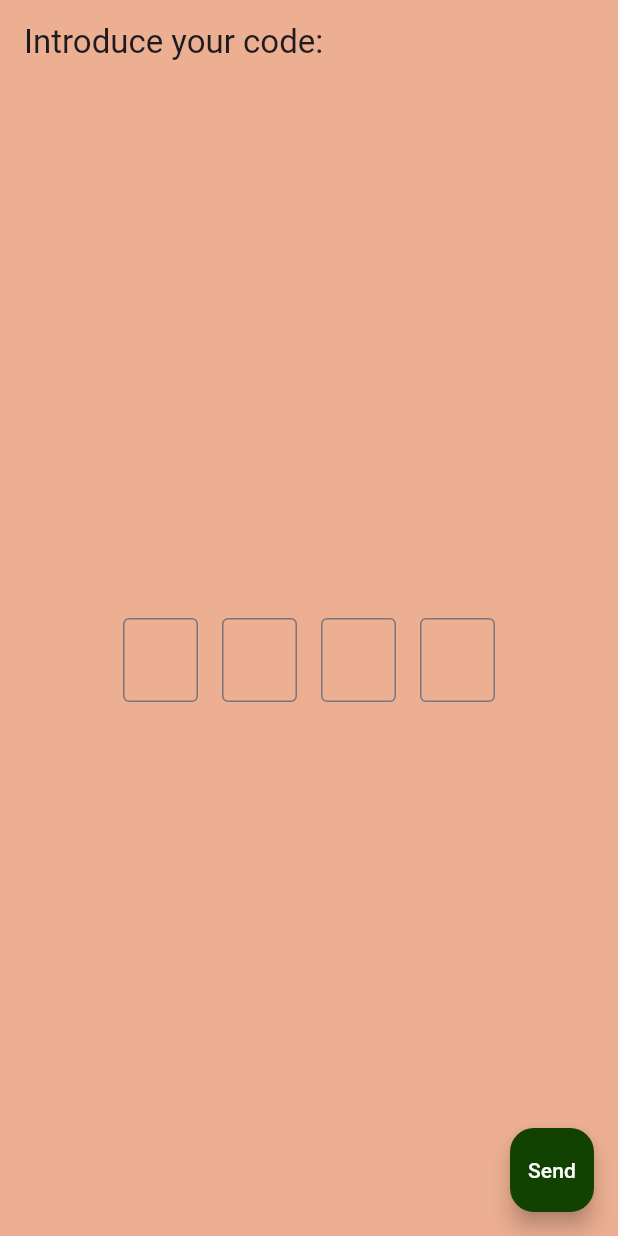
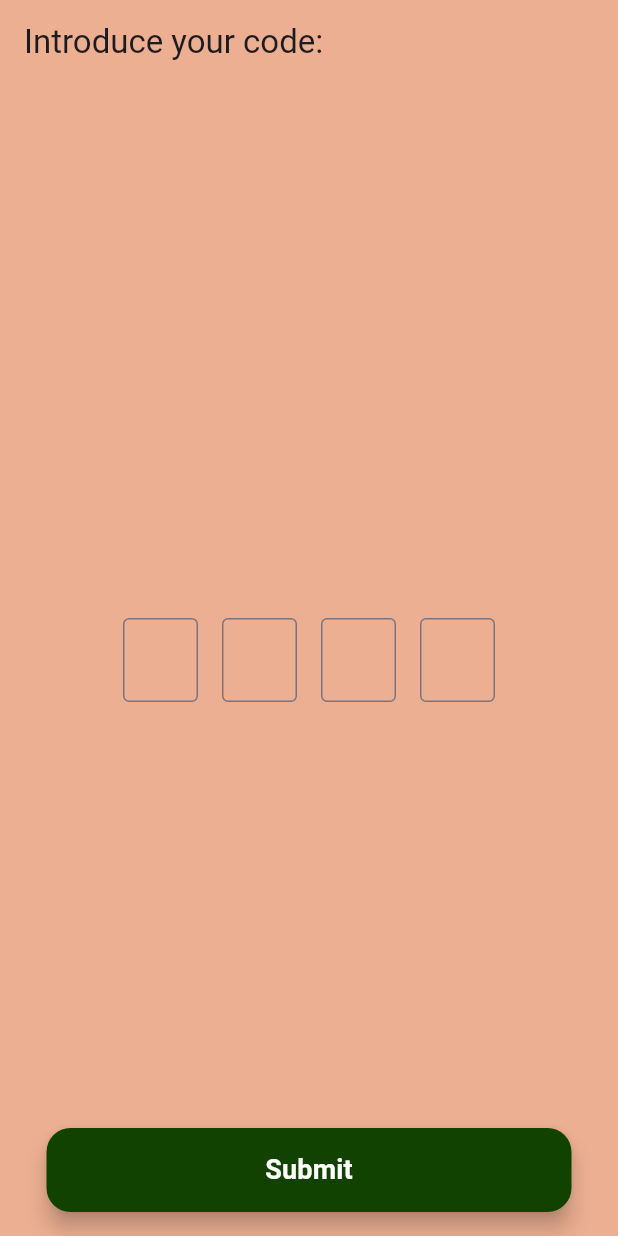
Before and after one commit to lara-vel-dev/nenemi, a Flutter app: the screen it shows after launch, after a tap on "Login", on a phone screen of 412 x 824 dp. Run offline on Flutter 3.47's test engine with Material 3 defaults, Android fonts, the phone set to English and light mode, and no system bars.

Commit message:
(Add) Widget styles

```diff
--- a/lib/CodeScreen/waiting_lobby.dart
+++ b/lib/CodeScreen/waiting_lobby.dart
@@ -3,6 +3,8 @@ import 'dart:async';
 import 'package:flutter/material.dart';
 
 import '../TourScreen/TourScreen.dart';
+
+import '../styles/button.dart';
 
 class LobbyPage extends StatelessWidget {
   @override
@@ -84,6 +86,7 @@ class _WaitingRoomScreenState extends State<WaitingRoomScreen> {
           ),
           SizedBox(height: 50),
           ElevatedButton(
+            style: buttonPrimary,
             onPressed: navigateToNextScreen,
             child: Text("Skip other participants and start"),
           ),
--- a/lib/pages/CodeScreen/code_screen_input.dart
+++ b/lib/pages/CodeScreen/code_screen_input.dart
@@ -87,14 +87,22 @@ class _NumericCodeScreenState extends State<NumericCodeScreen> {
           ),
         ),
       ),
-      floatingActionButton: FloatingActionButton(
-        backgroundColor: Color.fromARGB(255, 17, 66, 2),
-        onPressed: _submitCode,
-        child: const Text(
-          "Send",
-          style: TextStyle(color: Colors.white),
-        ),
+      floatingActionButton: Container(
+        width: 350,
+        child: SizedBox.fromSize(
+            child: FloatingActionButton(
+                foregroundColor: Colors.white,
+                backgroundColor: Color.fromARGB(255, 17, 66, 2),
+                onPressed: _submitCode,
+                child: Text(
+                  "Submit",
+                  style: TextStyle(
+                    fontWeight: FontWeight.bold,
+                    fontSize: 18
+                  ),
+                ))),
       ),
+      floatingActionButtonLocation: FloatingActionButtonLocation.centerFloat,
     );
   }
 }
--- a/lib/pages/LoginScreen/login.dart
+++ b/lib/pages/LoginScreen/login.dart
@@ -18,13 +18,24 @@ class Login extends StatelessWidget {
           child: Column(
             mainAxisAlignment: MainAxisAlignment.center,
             children: [
-              const SizedBox(height: 50),
+              const SizedBox(height: 150),
 
               // logo
-              const Image(image: AssetImage('assets/images/login/logo-green.png')),
+              // const Icon(
+              //   Icons.lock,
+              //   size: 50,
+              // ),
+
+              const SizedBox(height: 20),
+              Text(
+                "LOGIN",
+                style: TextStyle(
+                    color: Colors.black,
+                    fontSize: 30,
+                    fontWeight: FontWeight.bold),
+              ),
 
               const SizedBox(height: 50),
-
               // welcome back, you've been missed!
               Text(
                 'Welcome back you\'ve been missed!',
@@ -123,7 +134,10 @@ class Login extends StatelessWidget {
                         builder: (context) => const CodeScreenInput()),
                   );
                 },
-                child: Text("Login"))),
+                child: Text(
+                  "Login",
+                  style: TextStyle(fontWeight: FontWeight.bold, fontSize: 18),
+                ))),
       ),
       floatingActionButtonLocation: FloatingActionButtonLocation
           .centerFloat, // This trailing comma makes auto-formatting nicer for build methods.
--- /dev/null
+++ b/lib/styles/button.dart
@@ -0,0 +1,5 @@
+import 'package:flutter/material.dart';
+import 'color.dart';
+
+final ButtonStyle buttonPrimary = ElevatedButton.styleFrom(
+    minimumSize: Size(350, 90), backgroundColor: green, foregroundColor: Colors.white);
--- /dev/null
+++ b/lib/styles/color.dart
@@ -0,0 +1,3 @@
+import 'package:flutter/material.dart';
+
+Color green = Color.fromARGB(255, 17, 66, 2);
--- a/pubspec.yaml
+++ b/pubspec.yaml
@@ -63,7 +63,7 @@ flutter:
 
   # To add assets to your application, add an assets section, like this:
   assets:
-    - assets/images/
+    - assets/
   #   - images/a_dot_ham.jpeg
 
   # An image asset can refer to one or more resolution-specific "variants", see
```
Also changed, not shown: lib/styles/typo.dart (added).
